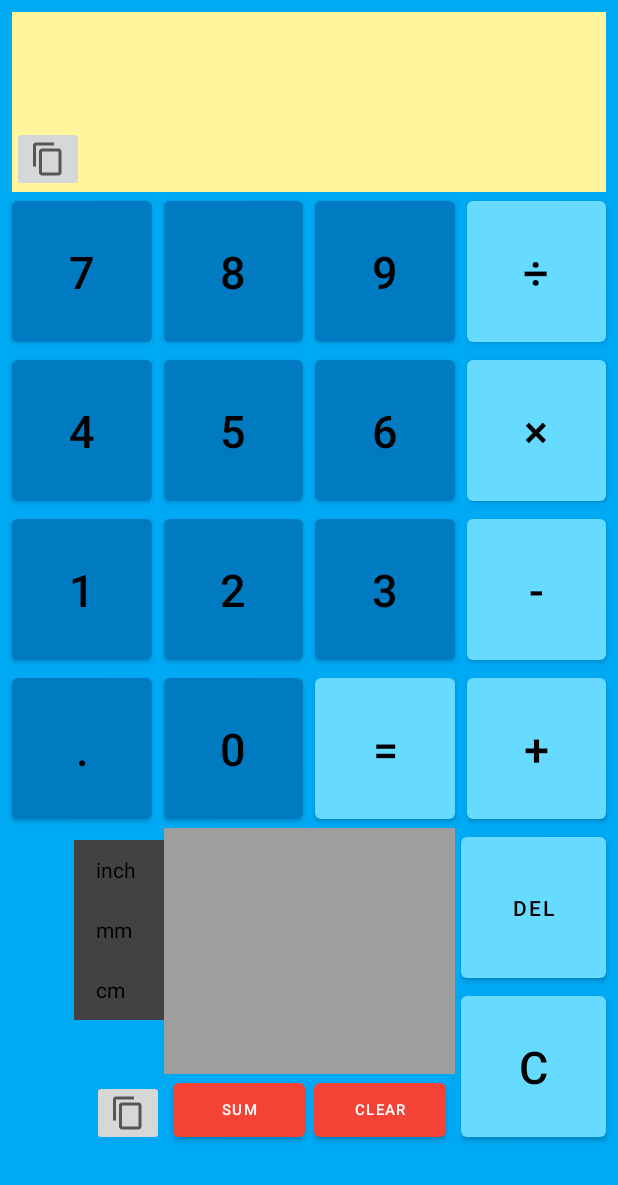
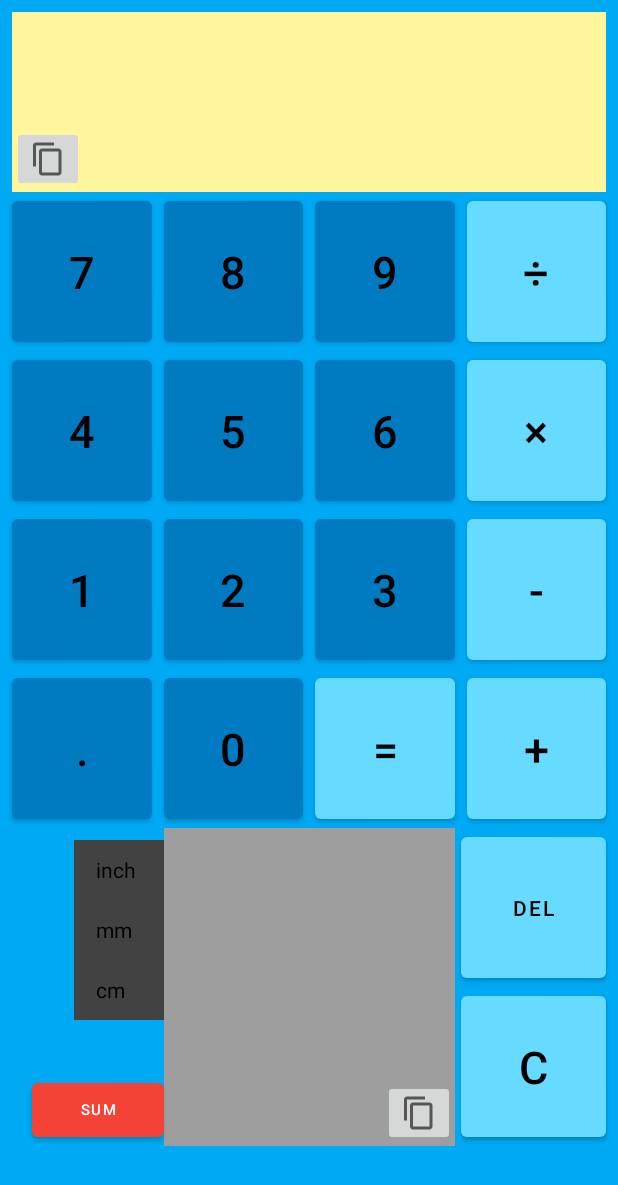
Before and after one commit to WakemanCK/Ruler-caltor-code, an Android app: the layout activity_calculator.xml on its own in the app's theme, with its tools: preview values and no code run, on a phone screen of 412 x 824 dp. Shown: the top 1185 px of the screen. Run offline under Robolectric (Android 15) with nearby library versions, the phone set to English and light mode, and no system bars.

Commit message:
Update activity_calculator.xml
remove clear button

```diff
--- a/app/src/main/res/layout/activity_calculator.xml
+++ b/app/src/main/res/layout/activity_calculator.xml
@@ -404,23 +404,10 @@
         android:layout_width="0dp"
         android:layout_height="0dp"
         android:background="@color/colorList"
-        app:layout_constraintBottom_toTopOf="@+id/sumAllButton"
+        app:layout_constraintBottom_toTopOf="@+id/adFrameLayout"
         app:layout_constraintEnd_toEndOf="@id/equalButton"
         app:layout_constraintStart_toStartOf="@+id/zeroButton"
         app:layout_constraintTop_toTopOf="@+id/delButton" />
-
-    <Button
-        android:id="@+id/clearAllButton"
-        android:layout_width="wrap_content"
-        android:layout_height="wrap_content"
-        android:onClick="clearAll"
-        android:text="@string/clearAllText"
-        android:textSize="10sp"
-        app:backgroundTint="@color/colorListButton"
-        app:layout_constraintBottom_toTopOf="@+id/adFrameLayout"
-        app:layout_constraintEnd_toEndOf="@+id/dataListView"
-        app:layout_constraintHorizontal_bias="0.5"
-        app:layout_constraintStart_toEndOf="@+id/sumAllButton" />
 
     <Button
         android:id="@+id/sumAllButton"
@@ -431,9 +418,7 @@
         android:textSize="10sp"
         app:backgroundTint="@color/colorListButton"
         app:layout_constraintBottom_toTopOf="@+id/adFrameLayout"
-        app:layout_constraintEnd_toStartOf="@+id/clearAllButton"
-        app:layout_constraintHorizontal_bias="0.5"
-        app:layout_constraintStart_toStartOf="@+id/dataListView" />
+        app:layout_constraintEnd_toStartOf="@+id/dataListView" />
 
     <ImageButton
         android:id="@+id/copyDataButton"
@@ -441,7 +426,7 @@
         android:layout_height="wrap_content"
         android:onClick="copyDataToClip"
         app:layout_constraintBottom_toTopOf="@+id/adFrameLayout"
-        app:layout_constraintEnd_toStartOf="@+id/dataListView"
+        app:layout_constraintEnd_toEndOf="@+id/dataListView"
         app:srcCompat="?attr/actionModeCopyDrawable" />
 
     <RadioGroup
```
